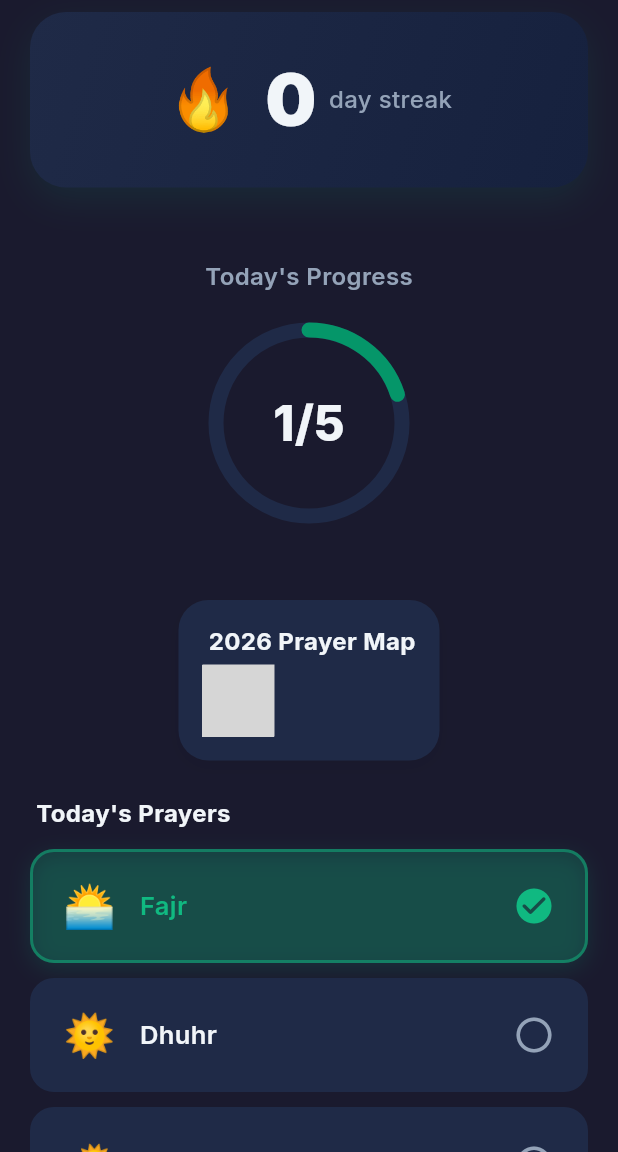
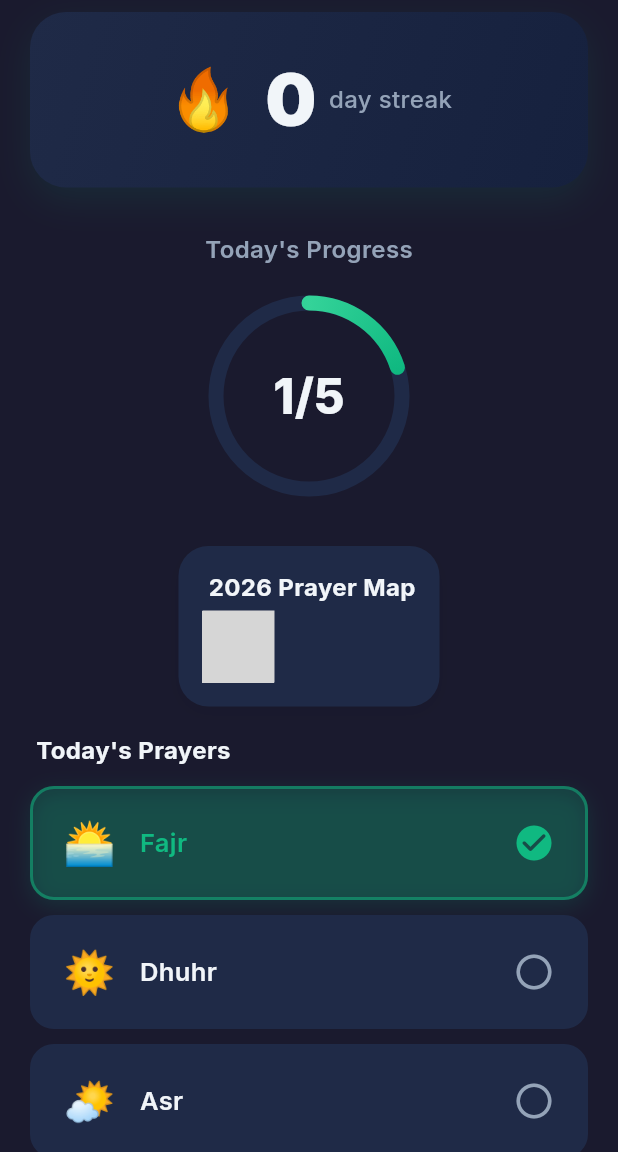
Before and after one commit to M7mdAbolila/Raqiq, a Flutter app: the screen it shows after launch, after a tap on "Fajr", on a phone screen of 412 x 824 dp, the part 84-1236 px from its top. Run offline on Flutter 3.47's test engine with Material 3 defaults, Android fonts, the light colour scheme and no system bars; drawn by our look-alikes of flutter_animate; our stand-ins replace confetti, equatable, flutter_bloc, google_fonts, isar_community, shared_preferences; missing offline and left inert: contribution_heatmap; accounts and stored records are empty; generated files the repository leaves out were written again; grey boxes are pictures that could not be loaded.

Commit message:
modify(UI): some updates

```diff
--- a/lib/features/prayer_tracker/presentation/widgets/heatmap_section.dart
+++ b/lib/features/prayer_tracker/presentation/widgets/heatmap_section.dart
@@ -50,7 +50,7 @@ class HeatmapSection extends StatelessWidget {
               entries: entries,
               minDate: DateTime(now.year, 1, 1),
               maxDate: DateTime(now.year, 12, 31),
-              cellSize: 14,
+              cellSize: 18,
               cellSpacing: 3,
               cellRadius: 3,
               heatmapColor: HeatmapColor.green,
--- a/lib/features/prayer_tracker/presentation/widgets/loaded_content_widget.dart
+++ b/lib/features/prayer_tracker/presentation/widgets/loaded_content_widget.dart
@@ -20,18 +20,17 @@ class LoadedContentWidget extends StatelessWidget {
       physics: const BouncingScrollPhysics(),
       padding: const EdgeInsets.fromLTRB(20, 8, 20, 32),
       child: Column(
+        spacing: 18,
         children: [
           StreakWidget(streak: state.streak)
               .animate()
               .fadeIn(duration: 500.ms)
               .slideY(begin: -0.1, end: 0, duration: 500.ms),
-          const SizedBox(height: 24),
 
           ProgressRingWidget(completedCount: state.today.completedCount)
               .animate()
               .fadeIn(duration: 500.ms, delay: 100.ms)
               .scaleXY(begin: 0.9, end: 1, duration: 500.ms, delay: 100.ms),
-          const SizedBox(height: 24),
 
           // Yearly Heatmap
           HeatmapSection(
@@ -46,7 +45,6 @@ class LoadedContentWidget extends StatelessWidget {
               .animate()
               .fadeIn(duration: 500.ms, delay: 200.ms)
               .slideY(begin: 0.1, end: 0, duration: 500.ms, delay: 200.ms),
-          const SizedBox(height: 24),
 
           PrayerToggleSection(
             fajr: state.today.fajr,
--- a/lib/features/prayer_tracker/presentation/widgets/progress_ring_widget.dart
+++ b/lib/features/prayer_tracker/presentation/widgets/progress_ring_widget.dart
@@ -18,7 +18,7 @@ class ProgressRingWidget extends StatelessWidget {
     final progress = totalCount > 0 ? completedCount / totalCount : 0.0;
 
     return Container(
-      padding: const EdgeInsets.symmetric(vertical: 24),
+      padding: const EdgeInsets.symmetric(vertical: 12),
       child: Column(
         children: [
           Text(
@@ -95,10 +95,14 @@ class _ProgressRingPainter extends CustomPainter {
       ..shader = SweepGradient(
         startAngle: -pi / 2,
         endAngle: 3 * pi / 2,
+        tileMode: TileMode.repeated,
         colors: const [
           AppColors.emeraldLight,
           AppColors.emerald,
           AppColors.emeraldDark,
+          AppColors.emeraldDark,
+          AppColors.emerald,
+          AppColors.emeraldLight,
         ],
       ).createShader(Rect.fromCircle(center: center, radius: radius))
       ..style = PaintingStyle.stroke
```
